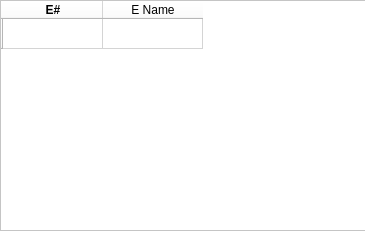
Old version of the form TeamOOPS_cuNICS/employeelist.ui in the repository MA-Repos/cuNICS.
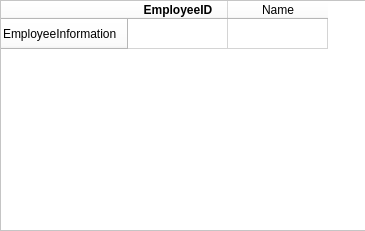
New version of the form.

The edit to the form file:
```diff
--- a/TeamOOPS_cuNICS/employeelist.ui
+++ b/TeamOOPS_cuNICS/employeelist.ui
@@ -33,12 +33,12 @@
    </property>
    <row>
     <property name="text">
-     <string/>
+     <string>EmployeeInformation</string>
     </property>
    </row>
    <column>
     <property name="text">
-     <string>E#</string>
+     <string>EmployeeID</string>
     </property>
     <property name="font">
      <font>
@@ -52,7 +52,7 @@
    </column>
    <column>
     <property name="text">
-     <string>E Name</string>
+     <string>Name</string>
     </property>
     <property name="textAlignment">
      <set>AlignCenter</set>
```
